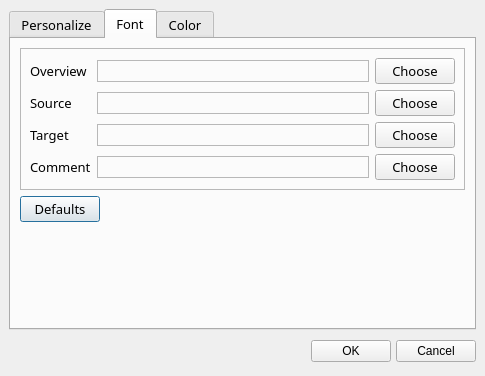
Qt form editor/ui/Preference.ui (cc-archive/pootle) before a commit.
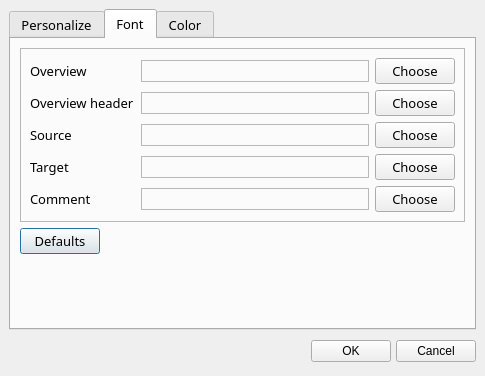
The same form after that commit. The open tabs and pages were chosen to show the change.

Commit message: add overviewHeaderFont in preference dialog

```diff
--- a/editor/ui/Preference.ui
+++ b/editor/ui/Preference.ui
@@ -440,11 +440,11 @@
           <property name="spacing" >
            <number>6</number>
           </property>
-          <item row="3" column="0" >
-           <widget class="QLabel" name="lblsupportteam" >
+          <item row="1" column="1" >
+           <widget class="QLabel" name="lblOverViewHeader" >
             <property name="sizePolicy" >
              <sizepolicy>
-              <hsizetype>0</hsizetype>
+              <hsizetype>7</hsizetype>
               <vsizetype>0</vsizetype>
               <horstretch>0</horstretch>
               <verstretch>0</verstretch>
@@ -453,7 +453,7 @@
             <property name="font" >
              <font>
               <family>Sans Serif</family>
-              <pointsize>10</pointsize>
+              <pointsize>11</pointsize>
               <weight>50</weight>
               <italic>false</italic>
               <bold>false</bold>
@@ -461,38 +461,15 @@
               <strikeout>false</strikeout>
              </font>
             </property>
+            <property name="frameShape" >
+             <enum>QFrame::StyledPanel</enum>
+            </property>
             <property name="text" >
-             <string>Comment</string>
+             <string/>
             </property>
            </widget>
           </item>
           <item row="2" column="0" >
-           <widget class="QLabel" name="label4" >
-            <property name="sizePolicy" >
-             <sizepolicy>
-              <hsizetype>0</hsizetype>
-              <vsizetype>0</vsizetype>
-              <horstretch>0</horstretch>
-              <verstretch>0</verstretch>
-             </sizepolicy>
-            </property>
-            <property name="font" >
-             <font>
-              <family>Sans Serif</family>
-              <pointsize>10</pointsize>
-              <weight>50</weight>
-              <italic>false</italic>
-              <bold>false</bold>
-              <underline>false</underline>
-              <strikeout>false</strikeout>
-             </font>
-            </property>
-            <property name="text" >
-             <string>Target</string>
-            </property>
-           </widget>
-          </item>
-          <item row="1" column="0" >
            <widget class="QLabel" name="Source" >
             <property name="sizePolicy" >
              <sizepolicy>
@@ -518,42 +495,7 @@
             </property>
            </widget>
           </item>
-          <item row="0" column="0" >
-           <widget class="QLabel" name="label2" >
-            <property name="sizePolicy" >
-             <sizepolicy>
-              <hsizetype>0</hsizetype>
-              <vsizetype>0</vsizetype>
-              <horstretch>0</horstretch>
-              <verstretch>0</verstretch>
-             </sizepolicy>
-            </property>
-            <property name="font" >
-             <font>
-              <family>Sans Serif</family>
-              <pointsize>10</pointsize>
-              <weight>50</weight>
-              <italic>false</italic>
-              <bold>false</bold>
-              <underline>false</underline>
-              <strikeout>false</strikeout>
-             </font>
-            </property>
-            <property name="text" >
-             <string>Overview</string>
-            </property>
-            <property name="scaledContents" >
-             <bool>true</bool>
-            </property>
-            <property name="wordWrap" >
-             <bool>true</bool>
-            </property>
-            <property name="indent" >
-             <number>0</number>
-            </property>
-           </widget>
-          </item>
-          <item row="3" column="2" >
+          <item row="4" column="2" >
            <widget class="QPushButton" name="bntComment" >
             <property name="sizePolicy" >
              <sizepolicy>
@@ -568,7 +510,7 @@
             </property>
            </widget>
           </item>
-          <item row="2" column="2" >
+          <item row="3" column="2" >
            <widget class="QPushButton" name="bntTarget" >
             <property name="sizePolicy" >
              <sizepolicy>
@@ -583,7 +525,7 @@
             </property>
            </widget>
           </item>
-          <item row="1" column="2" >
+          <item row="2" column="2" >
            <widget class="QPushButton" name="bntSource" >
             <property name="sizePolicy" >
              <sizepolicy>
@@ -598,80 +540,7 @@
             </property>
            </widget>
           </item>
-          <item row="0" column="2" >
-           <widget class="QPushButton" name="bntOverview" >
-            <property name="sizePolicy" >
-             <sizepolicy>
-              <hsizetype>0</hsizetype>
-              <vsizetype>0</vsizetype>
-              <horstretch>0</horstretch>
-              <verstretch>0</verstretch>
-             </sizepolicy>
-            </property>
-            <property name="text" >
-             <string>Choose</string>
-            </property>
-           </widget>
-          </item>
-          <item row="3" column="1" >
-           <widget class="QLabel" name="lblComment" >
-            <property name="sizePolicy" >
-             <sizepolicy>
-              <hsizetype>7</hsizetype>
-              <vsizetype>0</vsizetype>
-              <horstretch>0</horstretch>
-              <verstretch>0</verstretch>
-             </sizepolicy>
-            </property>
-            <property name="font" >
-             <font>
-              <family>Sans Serif</family>
-              <pointsize>11</pointsize>
-              <weight>50</weight>
-              <italic>false</italic>
-              <bold>false</bold>
-              <underline>false</underline>
-              <strikeout>false</strikeout>
-             </font>
-            </property>
-            <property name="frameShape" >
-             <enum>QFrame::StyledPanel</enum>
-            </property>
-            <property name="text" >
-             <string/>
-            </property>
-           </widget>
-          </item>
           <item row="2" column="1" >
-           <widget class="QLabel" name="lblTarget" >
-            <property name="sizePolicy" >
-             <sizepolicy>
-              <hsizetype>7</hsizetype>
-              <vsizetype>0</vsizetype>
-              <horstretch>0</horstretch>
-              <verstretch>0</verstretch>
-             </sizepolicy>
-            </property>
-            <property name="font" >
-             <font>
-              <family>Sans Serif</family>
-              <pointsize>11</pointsize>
-              <weight>50</weight>
-              <italic>false</italic>
-              <bold>false</bold>
-              <underline>false</underline>
-              <strikeout>false</strikeout>
-             </font>
-            </property>
-            <property name="frameShape" >
-             <enum>QFrame::StyledPanel</enum>
-            </property>
-            <property name="text" >
-             <string/>
-            </property>
-           </widget>
-          </item>
-          <item row="1" column="1" >
            <widget class="QLabel" name="lblSource" >
             <property name="sizePolicy" >
              <sizepolicy>
@@ -700,6 +569,131 @@
             </property>
            </widget>
           </item>
+          <item row="4" column="1" >
+           <widget class="QLabel" name="lblComment" >
+            <property name="sizePolicy" >
+             <sizepolicy>
+              <hsizetype>7</hsizetype>
+              <vsizetype>0</vsizetype>
+              <horstretch>0</horstretch>
+              <verstretch>0</verstretch>
+             </sizepolicy>
+            </property>
+            <property name="font" >
+             <font>
+              <family>Sans Serif</family>
+              <pointsize>11</pointsize>
+              <weight>50</weight>
+              <italic>false</italic>
+              <bold>false</bold>
+              <underline>false</underline>
+              <strikeout>false</strikeout>
+             </font>
+            </property>
+            <property name="frameShape" >
+             <enum>QFrame::StyledPanel</enum>
+            </property>
+            <property name="text" >
+             <string/>
+            </property>
+           </widget>
+          </item>
+          <item row="4" column="0" >
+           <widget class="QLabel" name="lblsupportteam" >
+            <property name="sizePolicy" >
+             <sizepolicy>
+              <hsizetype>0</hsizetype>
+              <vsizetype>0</vsizetype>
+              <horstretch>0</horstretch>
+              <verstretch>0</verstretch>
+             </sizepolicy>
+            </property>
+            <property name="font" >
+             <font>
+              <family>Sans Serif</family>
+              <pointsize>10</pointsize>
+              <weight>50</weight>
+              <italic>false</italic>
+              <bold>false</bold>
+              <underline>false</underline>
+              <strikeout>false</strikeout>
+             </font>
+            </property>
+            <property name="text" >
+             <string>Comment</string>
+            </property>
+           </widget>
+          </item>
+          <item row="3" column="0" >
+           <widget class="QLabel" name="label4" >
+            <property name="sizePolicy" >
+             <sizepolicy>
+              <hsizetype>0</hsizetype>
+              <vsizetype>0</vsizetype>
+              <horstretch>0</horstretch>
+              <verstretch>0</verstretch>
+             </sizepolicy>
+            </property>
+            <property name="font" >
+             <font>
+              <family>Sans Serif</family>
+              <pointsize>10</pointsize>
+              <weight>50</weight>
+              <italic>false</italic>
+              <bold>false</bold>
+              <underline>false</underline>
+              <strikeout>false</strikeout>
+             </font>
+            </property>
+            <property name="text" >
+             <string>Target</string>
+            </property>
+           </widget>
+          </item>
+          <item row="3" column="1" >
+           <widget class="QLabel" name="lblTarget" >
+            <property name="sizePolicy" >
+             <sizepolicy>
+              <hsizetype>7</hsizetype>
+              <vsizetype>0</vsizetype>
+              <horstretch>0</horstretch>
+              <verstretch>0</verstretch>
+             </sizepolicy>
+            </property>
+            <property name="font" >
+             <font>
+              <family>Sans Serif</family>
+              <pointsize>11</pointsize>
+              <weight>50</weight>
+              <italic>false</italic>
+              <bold>false</bold>
+              <underline>false</underline>
+              <strikeout>false</strikeout>
+             </font>
+            </property>
+            <property name="frameShape" >
+             <enum>QFrame::StyledPanel</enum>
+            </property>
+            <property name="text" >
+             <string/>
+            </property>
+           </widget>
+          </item>
+          <item row="0" column="2" >
+           <widget class="QPushButton" name="bntOverview" >
+            <property name="sizePolicy" >
+             <sizepolicy>
+              <hsizetype>0</hsizetype>
+              <vsizetype>0</vsizetype>
+              <horstretch>0</horstretch>
+              <verstretch>0</verstretch>
+             </sizepolicy>
+            </property>
+            <property name="text" >
+             <string>Choose</string>
+            </property>
+           </widget>
+          </item>
           <item row="0" column="1" >
            <widget class="QLabel" name="lblOverView" >
             <property name="sizePolicy" >
@@ -729,6 +723,91 @@
             </property>
            </widget>
           </item>
+          <item row="0" column="0" >
+           <widget class="QLabel" name="label2" >
+            <property name="sizePolicy" >
+             <sizepolicy>
+              <hsizetype>0</hsizetype>
+              <vsizetype>0</vsizetype>
+              <horstretch>0</horstretch>
+              <verstretch>0</verstretch>
+             </sizepolicy>
+            </property>
+            <property name="font" >
+             <font>
+              <family>Sans Serif</family>
+              <pointsize>10</pointsize>
+              <weight>50</weight>
+              <italic>false</italic>
+              <bold>false</bold>
+              <underline>false</underline>
+              <strikeout>false</strikeout>
+             </font>
+            </property>
+            <property name="text" >
+             <string>Overview</string>
+            </property>
+            <property name="scaledContents" >
+             <bool>true</bool>
+            </property>
+            <property name="wordWrap" >
+             <bool>true</bool>
+            </property>
+            <property name="indent" >
+             <number>0</number>
+            </property>
+           </widget>
+          </item>
+          <item row="1" column="0" >
+           <widget class="QLabel" name="label2_2" >
+            <property name="sizePolicy" >
+             <sizepolicy>
+              <hsizetype>0</hsizetype>
+              <vsizetype>0</vsizetype>
+              <horstretch>0</horstretch>
+              <verstretch>0</verstretch>
+             </sizepolicy>
+            </property>
+            <property name="font" >
+             <font>
+              <family>Sans Serif</family>
+              <pointsize>10</pointsize>
+              <weight>50</weight>
+              <italic>false</italic>
+              <bold>false</bold>
+              <underline>false</underline>
+              <strikeout>false</strikeout>
+             </font>
+            </property>
+            <property name="text" >
+             <string>Overview header</string>
+            </property>
+            <property name="scaledContents" >
+             <bool>true</bool>
+            </property>
+            <property name="wordWrap" >
+             <bool>true</bool>
+            </property>
+            <property name="indent" >
+             <number>0</number>
+            </property>
+           </widget>
+          </item>
+          <item row="1" column="2" >
+           <widget class="QPushButton" name="bntOverviewHeader" >
+            <property name="sizePolicy" >
+             <sizepolicy>
+              <hsizetype>0</hsizetype>
+              <vsizetype>0</vsizetype>
+              <horstretch>0</horstretch>
+              <verstretch>0</verstretch>
+             </sizepolicy>
+            </property>
+            <property name="text" >
+             <string>Choose</string>
+            </property>
+           </widget>
+          </item>
          </layout>
         </widget>
        </item>
```
Left out of the diff: 35 changed lines with no effect on the pictures.
